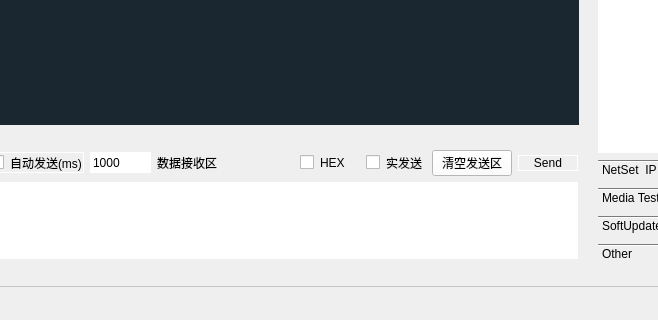
Old version of the form mainwindow.ui in the repository 89093522/LSC_Debug; both pictures show x 193 to 851 and y 380 to 700 of the 1024 by 700 pixel window.
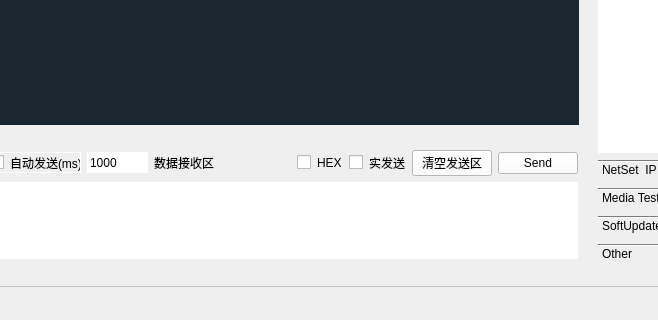
New version of the form.

What changed in the file:
```diff
--- a/mainwindow.ui
+++ b/mainwindow.ui
@@ -589,9 +589,6 @@
           </item>
           <item>
            <widget class="QPushButton" name="handSend_pushButton">
-            <property name="styleSheet">
-             <string notr="true">border:1px solid white</string>
-            </property>
             <property name="text">
              <string>Send</string>
             </property>
```
